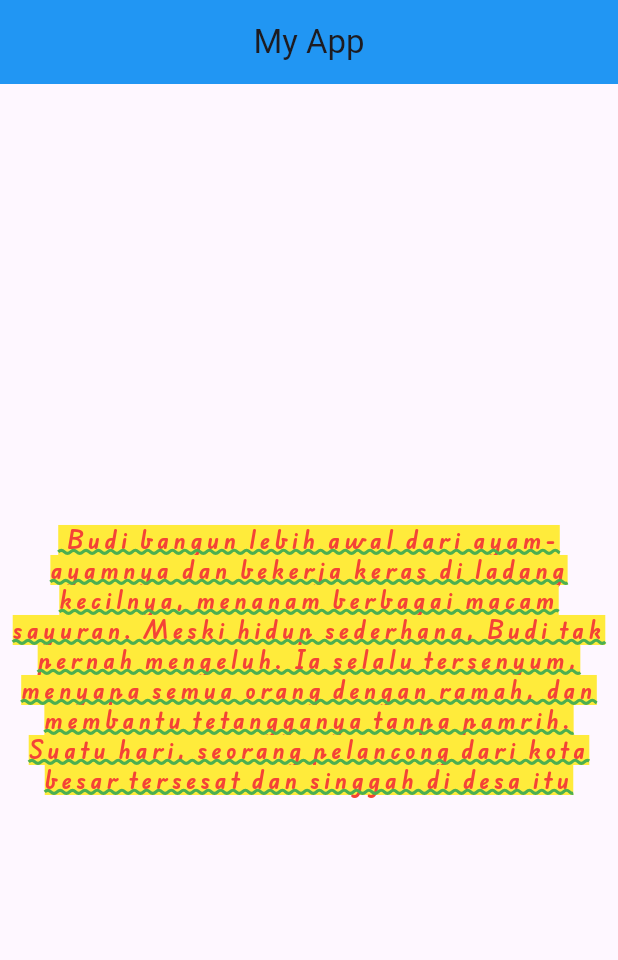
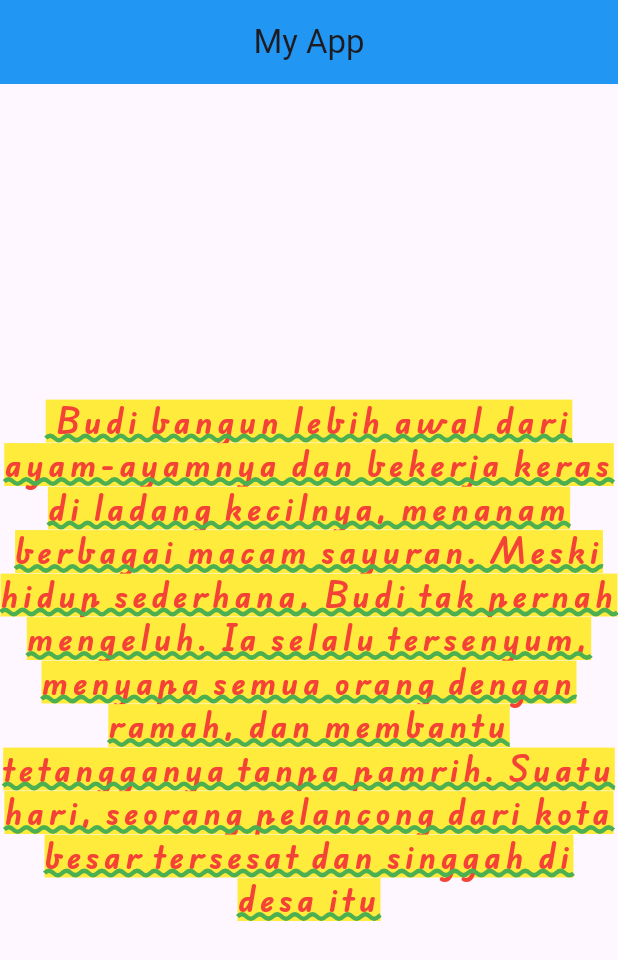
Before and after one commit to FaustaAkbar/learnFLutter1, a Flutter app: the screen it shows after launch, on a phone screen of 412 x 824 dp. Shown: the top 960 px of the screen. Run offline on Flutter 3.47's test engine with Material 3 defaults, Android fonts, the light colour scheme and no system bars.

Commit message:
update 1

```diff
--- a/lib/main.dart
+++ b/lib/main.dart
@@ -31,7 +31,8 @@
                 fontFamily: 'Fausta',
                 fontWeight: FontWeight.bold,
                 letterSpacing: 3,
-                color: Colors.red),
+                color: Colors.red,
+                fontSize: 20),
           ),
         ),
       ),
```
